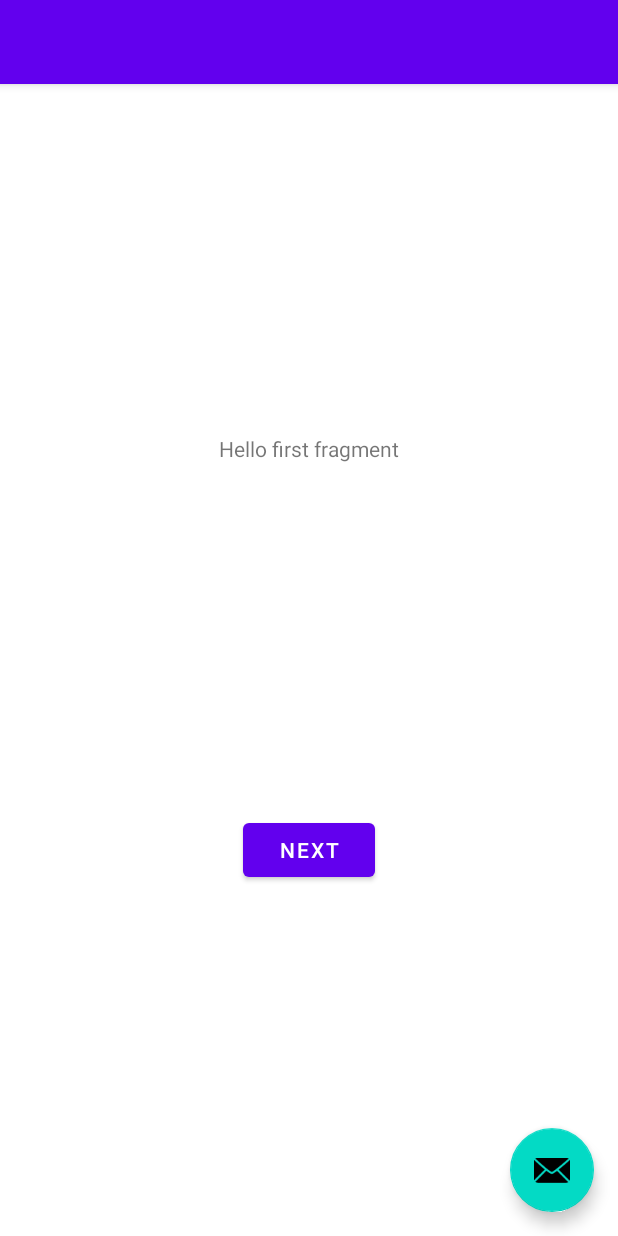
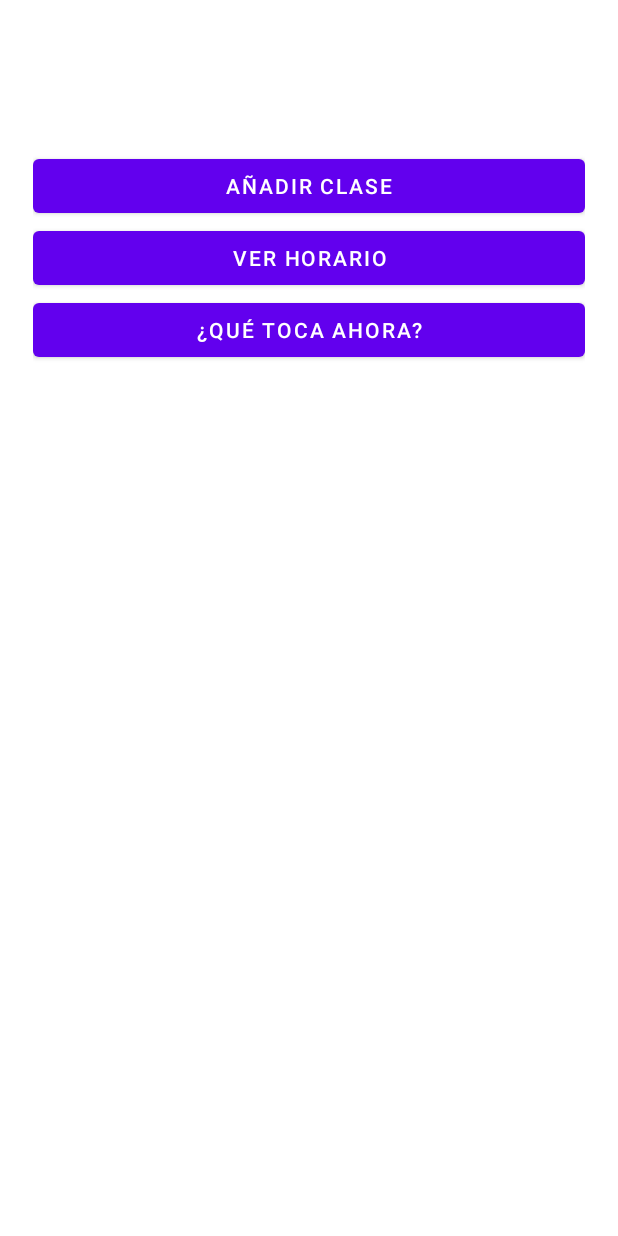
Before and after one commit to vnavacar/AndroidHorario, an Android app: the layout activity_main.xml on its own in the app's theme, with its tools: preview values and no code run, on a phone screen of 412 x 824 dp. Run offline under Robolectric (Android 15) with nearby library versions, the phone set to English and light mode, and no system bars.

Commit message:
primer fragment

```diff
--- a/app/src/main/res/layout/activity_main.xml
+++ b/app/src/main/res/layout/activity_main.xml
@@ -1,35 +1,38 @@
 <?xml version="1.0" encoding="utf-8"?>
-<androidx.coordinatorlayout.widget.CoordinatorLayout
-        xmlns:android="http://schemas.android.com/apk/res/android"
+<android.support.constraint.ConstraintLayout xmlns:android="http://schemas.android.com/apk/res/android"
                                              xmlns:app="http://schemas.android.com/apk/res-auto"
                                              xmlns:tools="http://schemas.android.com/tools"
                                              android:layout_width="match_parent"
                                              android:layout_height="match_parent"
                                              tools:context=".MainActivity">
 
-    <com.google.android.material.appbar.AppBarLayout
+    <LinearLayout
+            android:layout_width="368dp"
+            android:layout_height="495dp"
+            android:layout_marginStart="8dp"
+            android:layout_marginEnd="8dp"
+            android:orientation="vertical"
+            android:paddingTop="100dp"
+            app:layout_constraintEnd_toEndOf="parent"
+            app:layout_constraintStart_toStartOf="parent"
+            tools:layout_editor_absoluteY="8dp">
+
+        <Button
+                android:id="@+id/btAnadirClase"
+                android:layout_width="match_parent"
                 android:layout_height="wrap_content"
+                android:text="@string/lb_anadir_clase" />
+
+        <Button
+                android:id="@+id/btVerHorario"
                 android:layout_width="match_parent"
-            android:theme="@style/Theme.AndroidHorario.AppBarOverlay">
+                android:layout_height="wrap_content"
+                android:text="@string/lb_ver_horario" />
 
-        <androidx.appcompat.widget.Toolbar
-                android:id="@+id/toolbar"
+        <Button
+                android:id="@+id/btQueTocaAhora"
                 android:layout_width="match_parent"
-                android:background="?attr/colorPrimary"
-                app:popupTheme="@style/Theme.AndroidHorario.PopupOverlay"
-                android:layout_height="?attr/actionBarSize"/>
-
-    </com.google.android.material.appbar.AppBarLayout>
-
-    <include layout="@layout/content_main"/>
-
-    <com.google.android.material.floatingactionbutton.FloatingActionButton
-            android:id="@+id/fab"
-            android:layout_width="wrap_content"
                 android:layout_height="wrap_content"
-            android:layout_gravity="bottom|end"
-            android:layout_marginEnd="@dimen/fab_margin"
-            android:layout_marginBottom="16dp"
-            app:srcCompat="@android:drawable/ic_dialog_email"/>
-
-</androidx.coordinatorlayout.widget.CoordinatorLayout>
+                android:text="@string/lb_que_toca_ahora" />
+    </LinearLayout>
+</android.support.constraint.ConstraintLayout>
--- a/app/src/main/res/values/strings.xml
+++ b/app/src/main/res/values/strings.xml
@@ -1,12 +1,11 @@
 <resources>
-    <string name="app_name">AndroidHorario</string>
-    <string name="action_settings">Settings</string>
-    <!-- Strings used for fragments for navigation -->
-    <string name="first_fragment_label">First Fragment</string>
-    <string name="second_fragment_label">Second Fragment</string>
-    <string name="next">Next</string>
-    <string name="previous">Previous</string>
-
-    <string name="hello_first_fragment">Hello first fragment</string>
-    <string name="hello_second_fragment">Hello second fragment. Arg: %1$s</string>
+    <string name="app_name">MiHorario</string>
+    <string name="lb_que_toca_ahora">¿Qué toca ahora?</string>
+    <string name="lb_ver_horario">Ver Horario</string>
+    <string name="lb_anadir_clase">Añadir Clase</string>
+    <string name="lb_asignatura">Asignatura</string>
+    <string name="lb_hora">Hora</string>
+    <string name="lb_anadir">Añadir</string>
+    <string name="lb_cancelar">Cancelar</string>
+    <string name="mensaje_anadir">Asignatura añadida</string>
 </resources>
```
Lines whose indentation alone changed are shown as unchanged.
